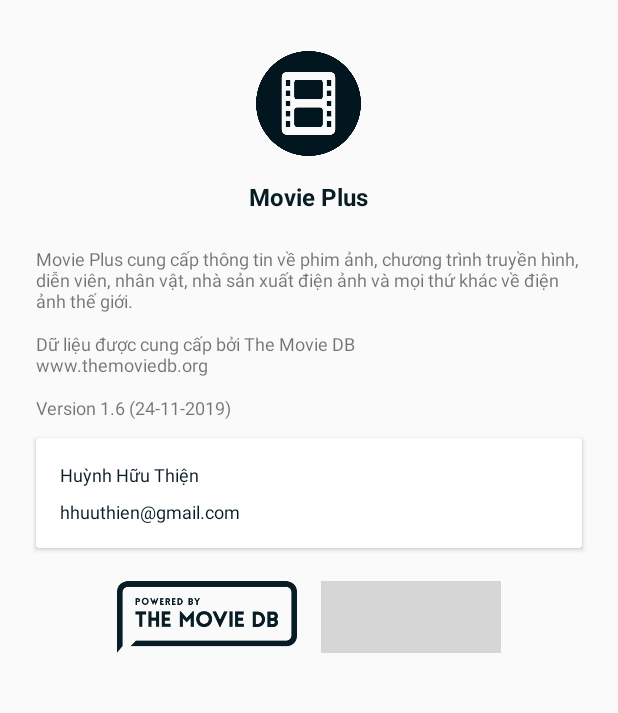
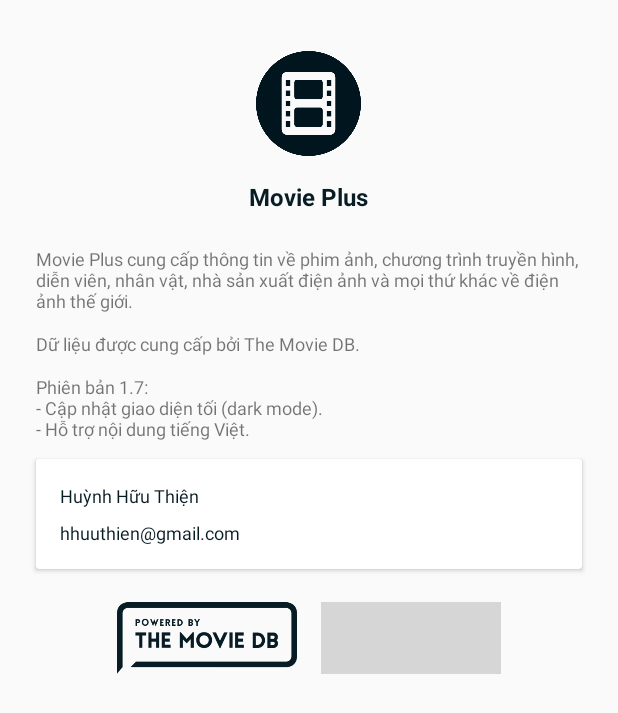
Before and after one commit to hhuuthien/MoviePlus, an Android app: the layout info_layout.xml on its own in the app's theme, with its tools: preview values and no code run, on a phone screen of 412 x 824 dp. Shown: the top 713 px of the screen. Run offline under Robolectric (Android 15) with nearby library versions, the phone set to English and light mode, and no system bars; grey boxes are pictures that could not be loaded.

Commit message:
Cập nhật nội dung tiếng Việt

```diff
--- a/app/build.gradle
+++ b/app/build.gradle
@@ -12,7 +12,7 @@ android {
         minSdkVersion 21
         targetSdkVersion 29
         versionCode 1
-        versionName "1.6"
+        versionName "1.7"
         testInstrumentationRunner "androidx.test.runner.AndroidJUnitRunner"
     }
     buildTypes {
--- a/app/src/main/res/layout/info_layout.xml
+++ b/app/src/main/res/layout/info_layout.xml
@@ -48,7 +48,7 @@
             android:layout_marginStart="12dp"
             android:layout_marginTop="12dp"
             android:layout_marginEnd="12dp"
-            android:text="Dữ liệu được cung cấp bởi The Movie DB\nwww.themoviedb.org"
+            android:text="Dữ liệu được cung cấp bởi The Movie DB."
             android:textSize="12dp" />
 
         <TextView
@@ -59,7 +59,7 @@
             android:layout_marginStart="12dp"
             android:layout_marginTop="12dp"
             android:layout_marginEnd="12dp"
-            android:text="Version 1.6 (24-11-2019)"
+            android:text="Phiên bản 1.7:\n- Cập nhật giao diện tối (dark mode).\n- Hỗ trợ nội dung tiếng Việt."
             android:textSize="12dp" />
 
         <androidx.cardview.widget.CardView
```
